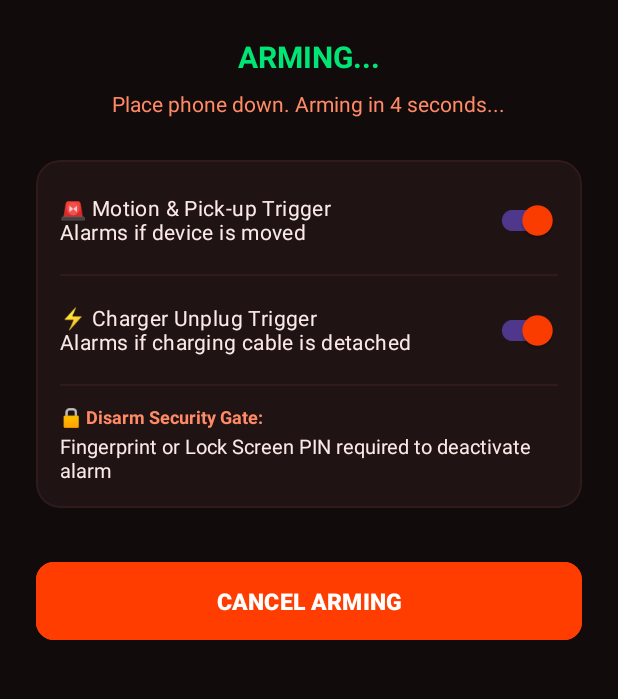
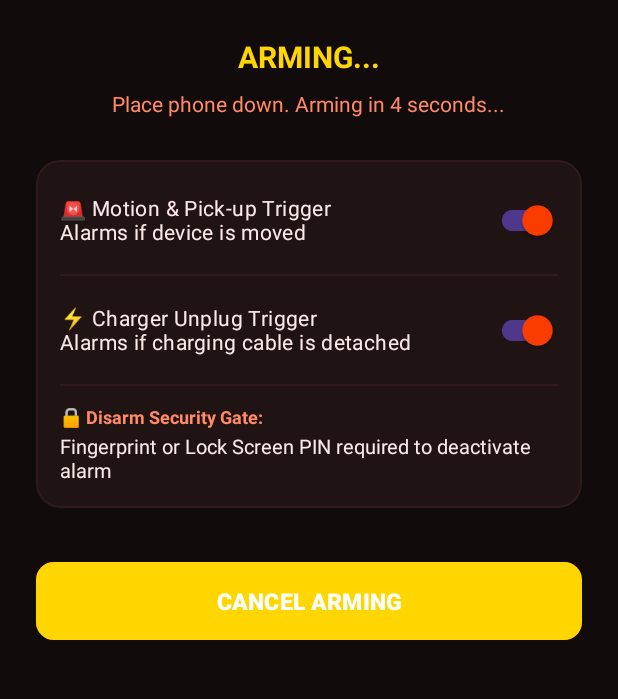
Before and after one commit to Baba01hacker666/shapks, an Android app: the screen it shows after launch (MainActivity), after a tap on "ARM ALARM SYSTEM (5s DELAY)", on a phone screen of 412 x 824 dp, the part 96-795 px from its top. Run offline under Robolectric (Android 15) with nearby library versions, the phone set to English and light mode, and no system bars.

Commit message:
fix(stealthalarm): add accent_amber color resource

```diff
--- a/apps/stealthalarm/src/main/res/values/colors.xml
+++ b/apps/stealthalarm/src/main/res/values/colors.xml
@@ -10,4 +10,5 @@
     <color name="text_secondary">#FF8A65</color>
     <color name="accent_green">#00E676</color>
     <color name="accent_blue">#00B0FF</color>
+    <color name="accent_amber">#FFD600</color>
 </resources>
```
